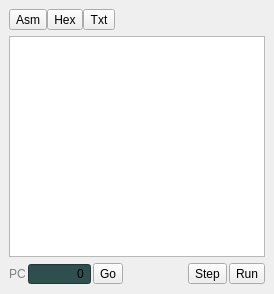
This is monitorwidget.ui in rjaremczak/mo65x as Qt 5 draws it before an edit. The edited form follows.
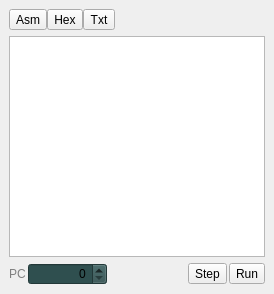
This is the edited form.

The edit to the form file:
```diff
--- a/monitorwidget.ui
+++ b/monitorwidget.ui
@@ -134,7 +134,7 @@
          <set>Qt::AlignRight|Qt::AlignTrailing|Qt::AlignVCenter</set>
         </property>
         <property name="buttonSymbols">
-         <enum>QAbstractSpinBox::NoButtons</enum>
+         <enum>QAbstractSpinBox::UpDownArrows</enum>
         </property>
         <property name="maximum">
          <number>65535</number>
@@ -144,19 +144,6 @@
         </property>
        </widget>
       </item>
-      <item>
-       <widget class="QToolButton" name="progSetPC">
-        <property name="font">
-         <font>
-          <weight>50</weight>
-          <bold>false</bold>
-         </font>
-        </property>
-        <property name="text">
-         <string>Go</string>
-        </property>
-       </widget>
-      </item>
       <item>
        <spacer name="horizontalSpacer_2">
         <property name="orientation">
```
Left out of the diff: 2 changed lines with no effect on the pictures.
